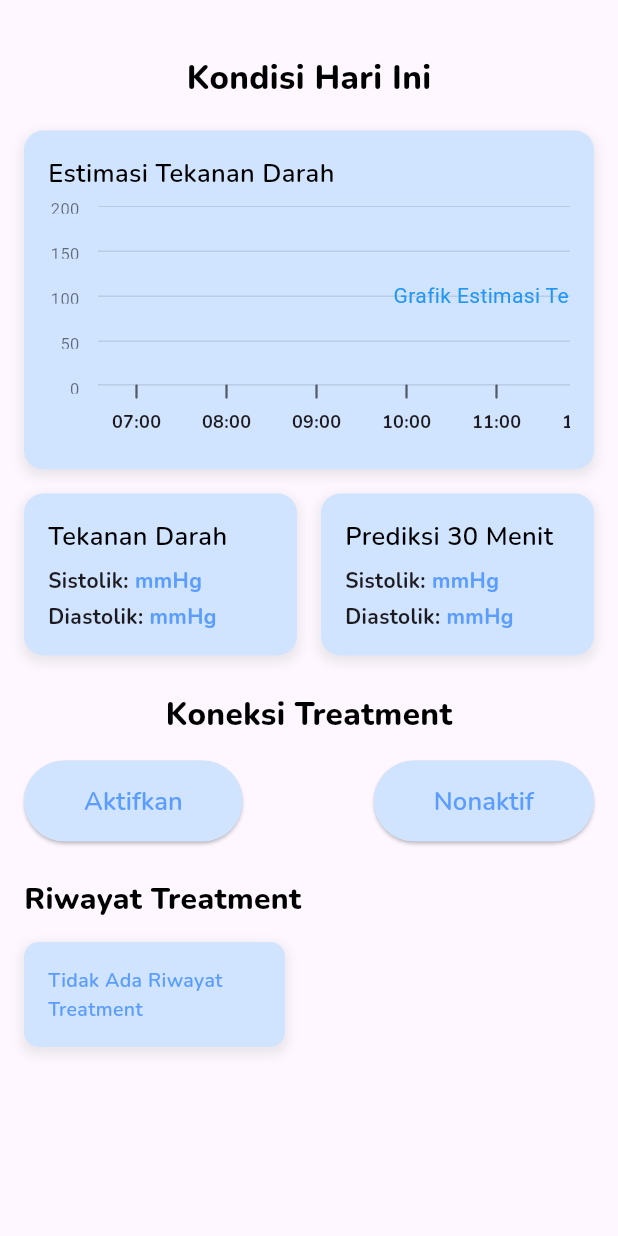
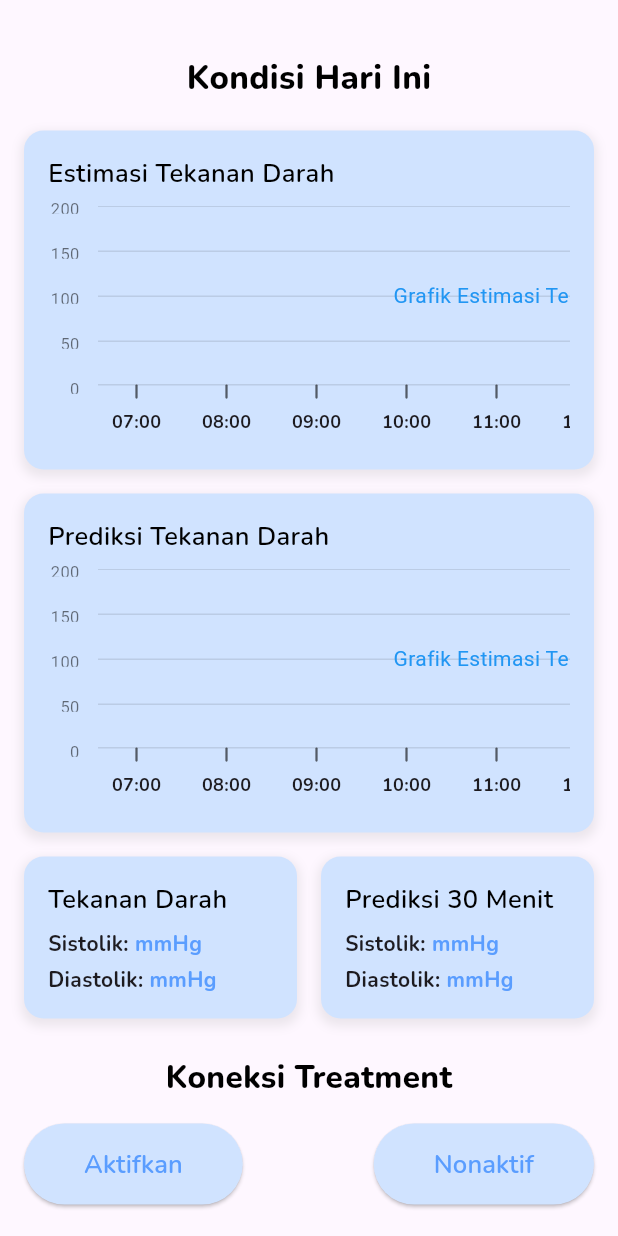
Before and after one commit to Wapikkk/HypecarePKMKC, a Flutter app: the HomeScreen screen opened directly, on a phone screen of 412 x 824 dp. Run offline on Flutter 3.47's test engine with Material 3 defaults, Android fonts, the phone set to English and light mode, and no system bars; our stand-ins replace flutter_secure_storage; accounts and stored records are empty.

Commit message:
box prediksi tekanan darah

```diff
--- a/lib/ui/home_screen.dart
+++ b/lib/ui/home_screen.dart
@@ -70,6 +70,39 @@ class _HomeScreenState extends State<HomeScreen> {
               ),
             ),
             const SizedBox(height: 16),
+            Container(
+              width: double.infinity,
+              padding: const EdgeInsets.all(16.0),
+              decoration: BoxDecoration(
+                color: Color.fromRGBO(208, 227, 255, 1),
+                borderRadius: BorderRadius.circular(13.0),
+                boxShadow: [
+                  BoxShadow(
+                    color: Colors.grey.withOpacity(0.2),
+                    spreadRadius: 2,
+                    blurRadius: 5,
+                    offset: const Offset(0, 3),
+                  ),
+                ],
+              ),
+              child: Column(
+                crossAxisAlignment: CrossAxisAlignment.start,
+                children: [
+                  const Text(
+                    'Prediksi Tekanan Darah',
+                    style: TextStyle(
+                      fontFamily: 'Nunito',
+                      fontSize: 17,
+                      fontWeight: FontWeight.w600,
+                      color: Color.fromRGBO(0, 0, 0, 1),
+                    ),
+                  ),
+                  const SizedBox(height: 10),
+                  const HourlyTimeline(),
+                ],
+              ),
+            ),
+            SizedBox(height: 16),
             Row (
               children: [
                 Expanded(
```
